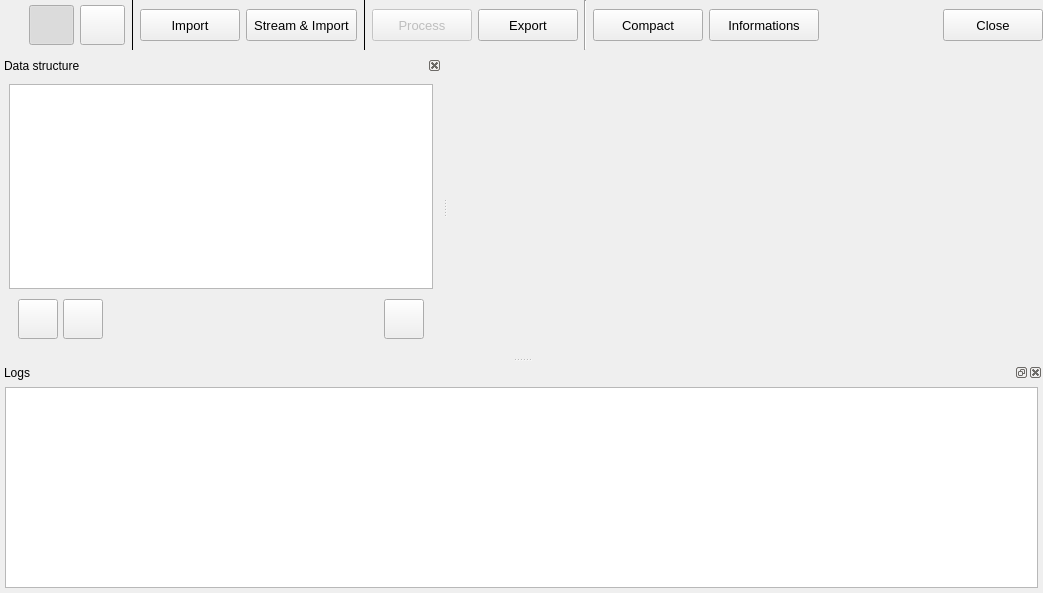
The window that python/resources/ui/MainWindow.ui (introlab/OpenIMU) describes before a commit, drawn with Qt 5.
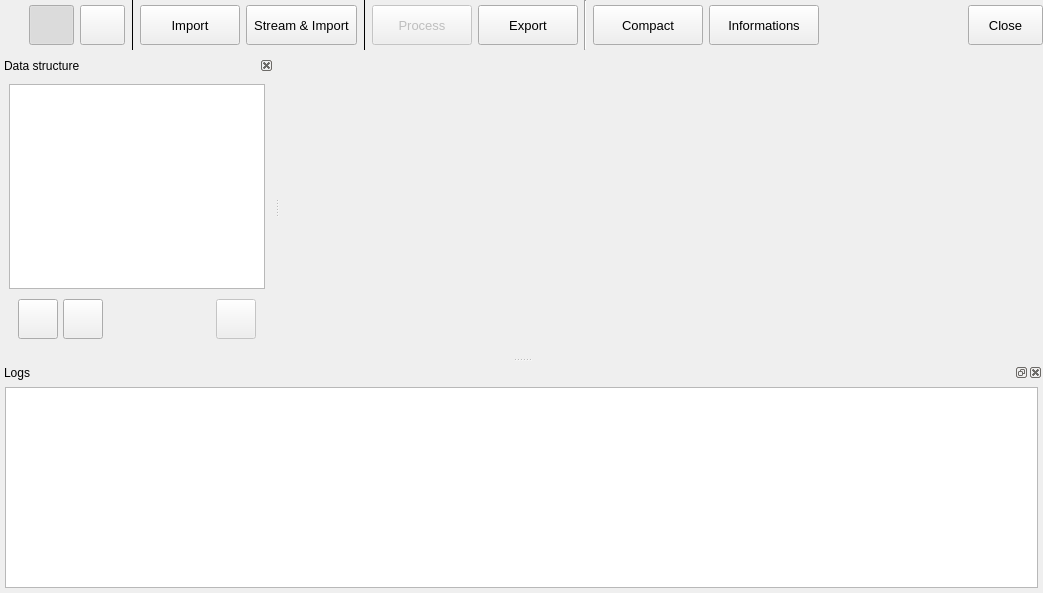
The same window after the commit. Icons and pictures are not drawn. Custom widgets are drawn as their Qt base class.

```diff
--- a/python/resources/ui/MainWindow.ui
+++ b/python/resources/ui/MainWindow.ui
@@ -75,7 +75,7 @@
    </property>
    <property name="minimumSize">
     <size>
-     <width>442</width>
+     <width>100</width>
      <height>180</height>
     </size>
    </property>
@@ -271,6 +271,9 @@
         </item>
         <item>
          <widget class="QToolButton" name="btnDelete">
+          <property name="enabled">
+           <bool>false</bool>
+          </property>
           <property name="minimumSize">
            <size>
             <width>40</width>
@@ -531,7 +534,7 @@
        <property name="minimumSize">
         <size>
          <width>100</width>
-         <height>32</height>
+         <height>40</height>
         </size>
        </property>
        <property name="font">
@@ -568,7 +571,7 @@
        <property name="minimumSize">
         <size>
          <width>100</width>
-         <height>32</height>
+         <height>40</height>
         </size>
        </property>
        <property name="font">
@@ -624,7 +627,7 @@
        <property name="minimumSize">
         <size>
          <width>100</width>
-         <height>32</height>
+         <height>40</height>
         </size>
        </property>
        <property name="font">
@@ -667,7 +670,7 @@
        <property name="minimumSize">
         <size>
          <width>100</width>
-         <height>32</height>
+         <height>40</height>
         </size>
        </property>
        <property name="font">
@@ -717,7 +720,7 @@
        <property name="minimumSize">
         <size>
          <width>110</width>
-         <height>32</height>
+         <height>40</height>
         </size>
        </property>
        <property name="font">
@@ -754,7 +757,7 @@
        <property name="minimumSize">
         <size>
          <width>110</width>
-         <height>32</height>
+         <height>40</height>
         </size>
        </property>
        <property name="font">
@@ -807,8 +810,8 @@
        </property>
        <property name="minimumSize">
         <size>
-         <width>100</width>
-         <height>32</height>
+         <width>75</width>
+         <height>40</height>
         </size>
        </property>
        <property name="maximumSize">
```
